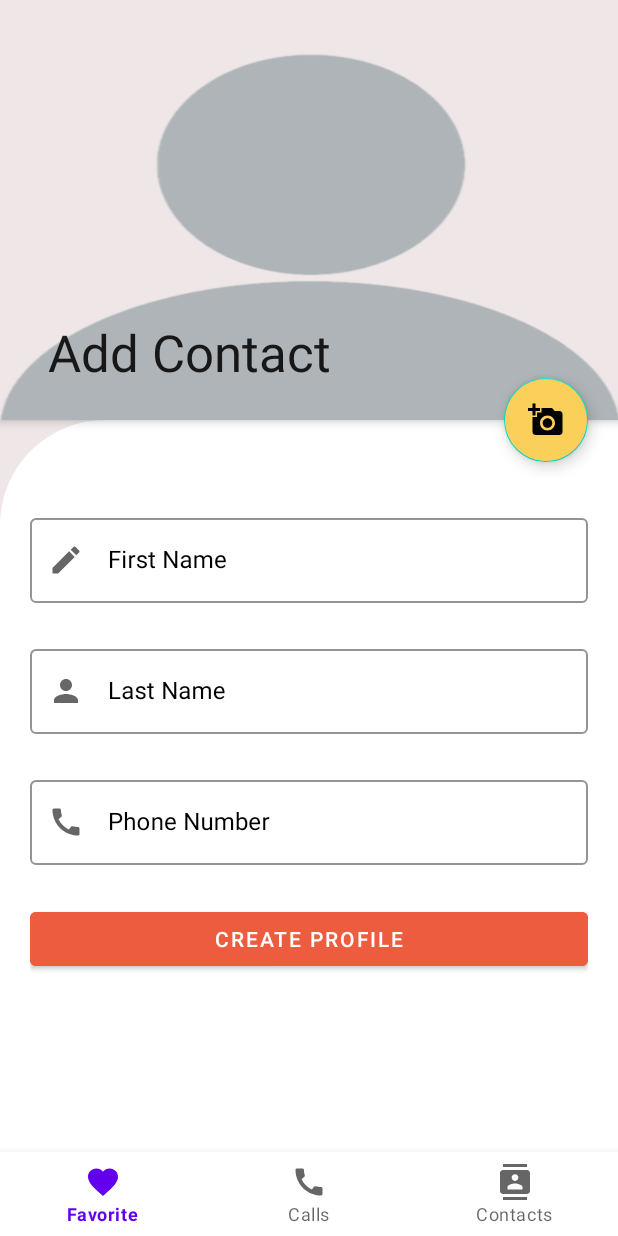
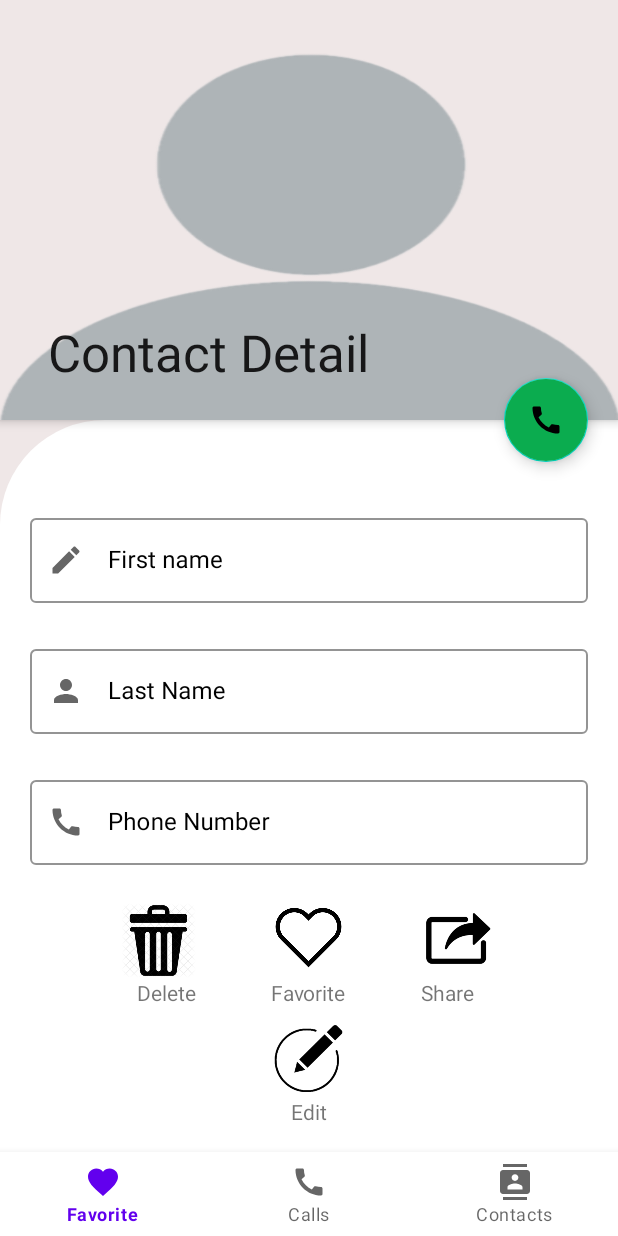
Before and after one commit to Anuj-Rai12/Contact_App, an Android app: the ContactFragment screen opened through its navigation route, after a tap on an icon or button, on a phone screen of 412 x 824 dp. Run offline under Robolectric (Android 15) with nearby library versions, the phone set to English and light mode, and no system bars; our stand-ins replace data binding, navigation-ui; Roboto replaces fonts that are not available here.

Commit message:
Adding the layout  for favorite and Layout to Display the user detail and added calling feature Satatus:Successfully

```diff
--- a/app/src/main/AndroidManifest.xml
+++ b/app/src/main/AndroidManifest.xml
@@ -4,6 +4,7 @@
 
     <uses-permission android:name="android.permission.CAMERA" />
     <uses-permission android:name="android.permission.READ_EXTERNAL_STORAGE" />
+    <uses-permission android:name="android.permission.CALL_PHONE"></uses-permission>
 
     <application
         android:allowBackup="true"
--- a/app/src/main/java/com/example/roomdatabase/MainActivity.kt
+++ b/app/src/main/java/com/example/roomdatabase/MainActivity.kt
@@ -30,6 +30,11 @@ class MainActivity : AppCompatActivity() {
         binding.mybtnNag.setupWithNavController(navController)
     }
 
+    private fun checkCallPermission() = (ActivityCompat.checkSelfPermission(
+        this,
+        Manifest.permission.CALL_PHONE
+    ) == PackageManager.PERMISSION_GRANTED)
+
     private fun checkCameraPermission() =
         (ActivityCompat.checkSelfPermission(
             this,
@@ -48,6 +53,8 @@ class MainActivity : AppCompatActivity() {
             collectAllPermission.add(Manifest.permission.CAMERA)
         if (!checkCameraPermission())
             collectAllPermission.add(Manifest.permission.READ_EXTERNAL_STORAGE)
+        if(!checkCallPermission())
+            collectAllPermission.add(Manifest.permission.CALL_PHONE)
         if (collectAllPermission.isNotEmpty())
             ActivityCompat.requestPermissions(this, collectAllPermission.toTypedArray(), 101)
     }
--- a/app/src/main/java/com/example/roomdatabase/extrafragmentfile/DialerFragment.kt
+++ b/app/src/main/java/com/example/roomdatabase/extrafragmentfile/DialerFragment.kt
@@ -1,12 +1,19 @@
 package com.example.roomdatabase.extrafragmentfile
 
 
+import android.Manifest
+import android.content.Intent
+import android.content.pm.PackageManager
+import android.net.Uri
 import android.os.Bundle
 import android.view.*
 import android.view.animation.AnimationUtils
+import android.widget.Toast
 import androidx.appcompat.app.AppCompatActivity
+import androidx.core.app.ActivityCompat
 import androidx.databinding.DataBindingUtil
 import androidx.fragment.app.Fragment
+import androidx.navigation.findNavController
 import com.example.roomdatabase.R
 import com.example.roomdatabase.databinding.FragmentDailerBinding
 
@@ -19,7 +26,31 @@ class DialerFragment : Fragment() {
         (activity as AppCompatActivity?)!!.supportActionBar!!.hide()
         binding = DataBindingUtil.inflate(inflater, R.layout.fragment_dailer, container, false)
          val blink = AnimationUtils.loadAnimation(activity, R.anim.blink_animation)
-        binding.first.startAnimation(blink)
+         val downToUp = AnimationUtils.loadAnimation(activity, R.anim.down_to_up)
+        //val phoneno=binding.myphoneno.text
+        binding.mycallbutton.startAnimation(blink)
+        binding.circleimg.startAnimation(downToUp)
+        //val namecode=binding.codepicker!!.selectedCountryCode
+       // Toast.makeText(activity, "namecode =$namecode", Toast.LENGTH_SHORT).show()
+        binding.mycallbutton.setOnClickListener {
+
+            if(checkCallPermission())
+            {
+                val intent=Intent(Intent.ACTION_CALL)
+                intent.setData(Uri.parse("tel:+${binding.codepicker!!.selectedCountryCode+binding.myphoneno.text}"))
+                startActivity(intent)
+            }
+            else
+                Toast.makeText(activity, "Call permission not given", Toast.LENGTH_SHORT).show()
+        }
+        binding.backArrow.setOnClickListener { gotcallhistory() }
         return binding.root
     }
+    private fun gotcallhistory()=view?.findNavController()?.navigate(R.id.action_dailerFragment_to_callFragment)
+    private fun checkCallPermission() = (context?.let {
+        ActivityCompat.checkSelfPermission(
+            it,
+            Manifest.permission.CALL_PHONE
+        )
+    } == PackageManager.PERMISSION_GRANTED)
 }
--- /dev/null
+++ b/app/src/main/java/com/example/roomdatabase/extrafragmentfile/DisplayContactFragment.kt
@@ -0,0 +1,26 @@
+package com.example.roomdatabase.extrafragmentfile
+
+import android.os.Bundle
+import androidx.fragment.app.Fragment
+import android.view.LayoutInflater
+import android.view.View
+import android.view.ViewGroup
+import androidx.appcompat.app.AppCompatActivity
+import androidx.databinding.DataBindingUtil
+import com.example.roomdatabase.R
+import com.example.roomdatabase.databinding.FragmentDisplayContactBinding
+
+class DisplayContactFragment : Fragment() {
+
+    private lateinit var binding: FragmentDisplayContactBinding
+    override fun onCreateView(
+        inflater: LayoutInflater, container: ViewGroup?,
+        savedInstanceState: Bundle?
+    ): View {
+        (activity as AppCompatActivity?)!!.supportActionBar!!.hide()
+        binding =
+            DataBindingUtil.inflate(inflater, R.layout.fragment_display_contact, container, false)
+        return binding.root
+    }
+
+}
--- a/app/src/main/java/com/example/roomdatabase/myfragments/ContactFragment.kt
+++ b/app/src/main/java/com/example/roomdatabase/myfragments/ContactFragment.kt
@@ -24,6 +24,6 @@ class ContactFragment : Fragment() {
     }
 
     private fun gotoCreateContact() =
-        view?.findNavController()?.navigate(R.id.action_contactFragment_to_createContactFragment)
+        view?.findNavController()?.navigate(R.id.action_contactFragment_to_displayContactFragment)
 
 }
--- a/app/src/main/java/com/example/roomdatabase/utils/BottomSheetFragment.kt
+++ b/app/src/main/java/com/example/roomdatabase/utils/BottomSheetFragment.kt
@@ -33,14 +33,20 @@ class BottomSheetFragment : BottomSheetDialogFragment() {
         //return super.onCreateView(inflater, container, savedInstanceState)
         binding = DataBindingUtil.inflate(inflater, R.layout.botton_layout, container, false)
         binding.btnopencam.setOnClickListener {
-//            Toast.makeText(activity, "Hello fucker", Toast.LENGTH_SHORT).show()
-            val intent = Intent(MediaStore.ACTION_IMAGE_CAPTURE)
-            startActivityForResult(intent, 111)
+            if (checkCameraPermission()) {
+                val intent = Intent(MediaStore.ACTION_IMAGE_CAPTURE)
+                startActivityForResult(intent, 111)
+            } else
+                Toast.makeText(activity, "Camera Permission not given", Toast.LENGTH_SHORT).show()
 
         }
         binding.btnopengal.setOnClickListener {
-            val intent = Intent(Intent.ACTION_PICK,MediaStore.Images.Media.EXTERNAL_CONTENT_URI)
-            startActivityForResult(intent, 404)
+            if (checkGallery()) {
+                val intent =
+                    Intent(Intent.ACTION_PICK, MediaStore.Images.Media.EXTERNAL_CONTENT_URI)
+                startActivityForResult(intent, 404)
+            } else
+                Toast.makeText(activity, "Gallery Permission not given", Toast.LENGTH_SHORT).show()
         }
         return binding.root
     }
@@ -51,7 +57,8 @@ class BottomSheetFragment : BottomSheetDialogFragment() {
             404 -> {
                 if (resultCode == RESULT_OK) {
                     try {
-                        val inputStream =requireActivity().contentResolver.openInputStream(data?.data!!)
+                        val inputStream =
+                            requireActivity().contentResolver.openInputStream(data?.data!!)
                         val bitmapImage = BitmapFactory.decodeStream(inputStream)
                         Toast.makeText(
                             activity,
@@ -59,7 +66,6 @@ class BottomSheetFragment : BottomSheetDialogFragment() {
                             Toast.LENGTH_SHORT
                         )
                             .show()
-                        /*Further modified status:Failed*/
                     } catch (e: FileNotFoundException) {
                         Toast.makeText(activity, "File not found", Toast.LENGTH_SHORT).show()
                     }
@@ -86,4 +92,11 @@ class BottomSheetFragment : BottomSheetDialogFragment() {
                 Manifest.permission.CAMERA
             )
         } == PackageManager.PERMISSION_GRANTED)
+
+    private fun checkGallery() = (context?.let {
+        ActivityCompat.checkSelfPermission(
+            it,
+            Manifest.permission.READ_EXTERNAL_STORAGE
+        )
+    } == PackageManager.PERMISSION_GRANTED)
 }
--- a/app/src/main/res/anim/blink_animation.xml
+++ b/app/src/main/res/anim/blink_animation.xml
@@ -1,10 +1,5 @@
 <?xml version="1.0" encoding="utf-8"?>
 <set xmlns:android="http://schemas.android.com/apk/res/android">
-    <translate
-        android:duration="1000"
-        android:fromYDelta="100%"
-        android:fromXDelta="0" />
-
     <alpha android:fromAlpha="0.0"
         android:toAlpha="1.0"
         android:interpolator="@android:anim/accelerate_interpolator"
--- a/app/src/main/res/layout/fragment_dailer.xml
+++ b/app/src/main/res/layout/fragment_dailer.xml
@@ -42,7 +42,7 @@
                     android:textStyle="bold" />
 
                 <ImageView
-                    android:id="@+id/first"
+                    android:id="@+id/circleimg"
                     android:layout_width="50dp"
                     android:layout_height="match_parent"
                     android:layout_gravity="center"
@@ -57,6 +57,7 @@
                 android:orientation="vertical">
 
                 <com.hbb20.CountryCodePicker
+                    android:id="@+id/codepicker"
                     android:layout_width="match_parent"
                     android:layout_height="wrap_content"
                     android:layout_marginTop="20dp"
@@ -83,6 +84,7 @@
                     app:startIconDrawable="@drawable/ic_call">
 
                     <com.google.android.material.textfield.TextInputEditText
+                        android:id="@+id/myphoneno"
                         android:layout_width="match_parent"
                         android:layout_height="match_parent"
                         android:inputType="phone" />
@@ -100,6 +102,7 @@
                     android:layout_marginTop="40dp">
 
                     <com.google.android.material.floatingactionbutton.FloatingActionButton
+                        android:id="@+id/mycallbutton"
                         android:layout_width="wrap_content"
                         android:layout_height="wrap_content"
                         android:layout_centerInParent="true"
--- /dev/null
+++ b/app/src/main/res/layout/fragment_display_contact.xml
@@ -0,0 +1,248 @@
+<?xml version="1.0" encoding="utf-8"?>
+<layout xmlns:android="http://schemas.android.com/apk/res/android"
+    xmlns:app="http://schemas.android.com/apk/res-auto"
+    xmlns:tools="http://schemas.android.com/tools">
+
+    <FrameLayout
+        android:layout_width="match_parent"
+        android:layout_height="match_parent"
+        tools:context="com.example.roomdatabase.extrafragmentfile.DisplayContactFragment">
+
+        <androidx.coordinatorlayout.widget.CoordinatorLayout
+            android:layout_width="match_parent"
+            android:layout_height="match_parent"
+            android:background="@color/anujlightred">
+
+            <com.google.android.material.appbar.AppBarLayout
+                android:id="@+id/appbar"
+                android:layout_width="match_parent"
+                android:layout_height="280dp"
+                android:fitsSystemWindows="true">
+
+                <com.google.android.material.appbar.CollapsingToolbarLayout
+                    android:id="@+id/collopse_toolbar"
+                    android:layout_width="match_parent"
+                    android:layout_height="match_parent"
+                    android:background="@color/anujlightred"
+                    android:fitsSystemWindows="true"
+                    app:layout_scrollFlags="scroll|enterAlways"
+                    app:title="Contact Detail">
+
+                    <ImageView
+                        android:id="@+id/myprofile"
+                        android:layout_width="match_parent"
+                        android:layout_height="match_parent"
+                        android:scaleType="fitXY"
+                        app:layout_collapseMode="parallax"
+                        app:layout_collapseParallaxMultiplier="0.7"
+                        app:srcCompat="@drawable/profilepicture" />
+
+                    <androidx.appcompat.widget.Toolbar
+                        android:id="@+id/toolbar"
+                        android:layout_width="match_parent"
+                        android:layout_height="?attr/actionBarSize"
+                        app:layout_collapseMode="pin" />
+                </com.google.android.material.appbar.CollapsingToolbarLayout>
+
+            </com.google.android.material.appbar.AppBarLayout>
+
+            <androidx.core.widget.NestedScrollView
+                android:layout_width="match_parent"
+                android:layout_height="match_parent"
+                android:background="@drawable/layout_bg"
+                app:layout_behavior="com.google.android.material.appbar.AppBarLayout$ScrollingViewBehavior">
+
+                <LinearLayout
+                    android:layout_width="match_parent"
+                    android:layout_height="wrap_content"
+                    android:layout_marginTop="40dp"
+                    android:orientation="vertical"
+                    android:padding="20dp">
+
+                    <com.google.android.material.textfield.TextInputLayout
+                        style="@style/Widget.MaterialComponents.TextInputLayout.OutlinedBox"
+                        android:layout_width="match_parent"
+                        android:layout_height="wrap_content"
+                        android:textColorHint="@color/black"
+                        android:hint="First name"
+                        app:boxStrokeColor="@color/black"
+                        app:boxStrokeWidthFocused="2dp"
+                        app:endIconMode="clear_text"
+                        app:endIconTint="@color/black"
+                        app:hintTextColor="@color/black"
+                        app:startIconDrawable="@drawable/ic_edit">
+
+                        <com.google.android.material.textfield.TextInputEditText
+                            android:id="@+id/firstname"
+                            android:layout_width="match_parent"
+                            android:layout_height="match_parent"
+                            android:focusableInTouchMode="true"
+                            android:cursorVisible="false"
+                            android:focusable="false"
+                            android:inputType="none" />
+                    </com.google.android.material.textfield.TextInputLayout>
+
+                    <com.google.android.material.textfield.TextInputLayout
+                        style="@style/Widget.MaterialComponents.TextInputLayout.OutlinedBox"
+                        android:layout_width="match_parent"
+                        android:layout_height="wrap_content"
+                        android:layout_marginTop="25dp"
+                        android:hint="Last Name"
+                        android:textColorHint="@color/black"
+                        app:boxStrokeColor="@color/black"
+                        app:boxStrokeWidthFocused="2dp"
+                        app:endIconMode="clear_text"
+                        app:endIconTint="@color/black"
+                        app:hintTextColor="@color/black"
+                        app:startIconDrawable="@drawable/ic_baseline_person_24">
+
+                        <com.google.android.material.textfield.TextInputEditText
+                            android:id="@+id/Lastname"
+                            android:layout_width="match_parent"
+                            android:layout_height="match_parent"
+                            android:focusableInTouchMode="true"
+                            android:cursorVisible="false"
+                            android:focusable="false"
+                            android:inputType="none" />
+                    </com.google.android.material.textfield.TextInputLayout>
+
+                    <com.google.android.material.textfield.TextInputLayout
+                        style="@style/Widget.MaterialComponents.TextInputLayout.OutlinedBox"
+                        android:layout_width="match_parent"
+                        android:layout_height="wrap_content"
+                        android:layout_marginTop="25dp"
+                        android:hint="Phone Number"
+                        android:textColorHint="@color/black"
+                        app:boxStrokeColor="@color/black"
+                        app:boxStrokeWidthFocused="2dp"
+                        app:endIconMode="clear_text"
+                        app:endIconTint="@color/black"
+                        app:hintTextColor="@color/black"
+                        app:startIconDrawable="@drawable/ic_call">
+
+                        <com.google.android.material.textfield.TextInputEditText
+                            android:id="@+id/myphoneno"
+                            android:layout_width="match_parent"
+                            android:layout_height="match_parent"
+                            android:focusableInTouchMode="true"
+                            android:cursorVisible="false"
+                            android:focusable="false"
+                            android:inputType="none" />
+                    </com.google.android.material.textfield.TextInputLayout>
+
+                    <LinearLayout
+                        android:layout_width="match_parent"
+                        android:layout_height="wrap_content"
+                        android:paddingTop="20dp">
+
+                        <RelativeLayout
+                            android:layout_width="match_parent"
+                            android:layout_height="match_parent">
+
+                            <View
+                                android:id="@+id/deleteaccount"
+                                android:layout_width="50dp"
+                                android:layout_height="50dp"
+                                android:layout_marginTop="5dp"
+                                android:layout_marginRight="50dp"
+                                android:layout_toLeftOf="@id/favaccount"
+                                android:background="@drawable/deleteicon" />
+
+                            <View
+                                android:id="@+id/favaccount"
+                                android:layout_width="50dp"
+                                android:layout_height="50dp"
+                                android:layout_centerInParent="true"
+                                android:background="@drawable/hearicon" />
+
+                            <View
+                                android:id="@+id/share"
+                                android:layout_width="50dp"
+                                android:layout_height="50dp"
+                                android:background="@drawable/shareicon"
+                                android:layout_toRightOf="@id/favaccount"
+                                android:layout_marginTop="4dp"
+                                android:layout_marginLeft="50dp"
+                                />
+                        </RelativeLayout>
+                    </LinearLayout>
+
+                    <LinearLayout
+                        android:layout_width="match_parent"
+                        android:layout_height="wrap_content">
+
+                        <RelativeLayout
+                            android:layout_width="match_parent"
+                            android:layout_height="match_parent">
+
+                            <TextView
+                                android:id="@+id/titleaccount"
+                                android:layout_width="wrap_content"
+                                android:layout_height="wrap_content"
+                                android:layout_marginRight="50dp"
+                                android:layout_toLeftOf="@id/favtitleaccount"
+                                android:text="Delete" />
+
+                            <TextView
+                                android:id="@+id/favtitleaccount"
+                                android:layout_width="wrap_content"
+                                android:layout_height="wrap_content"
+                                android:layout_centerInParent="true"
+                                android:text="Favorite" />
+                            <TextView
+                                android:layout_width="wrap_content"
+                                android:layout_height="wrap_content"
+                                android:layout_toRightOf="@id/favtitleaccount"
+                                android:text="Share"
+                                android:layout_marginLeft="50dp"
+                                />
+                        </RelativeLayout>
+                    </LinearLayout>
+                    <LinearLayout
+                        android:layout_width="match_parent"
+                        android:layout_height="wrap_content"
+                        android:paddingTop="10dp">
+                        <RelativeLayout
+                            android:layout_width="match_parent"
+                            android:layout_height="match_parent">
+                            <View
+                                android:id="@+id/edit_it"
+                                android:layout_width="50dp"
+                                android:layout_height="50dp"
+                                android:background="@drawable/editonce"
+                                android:layout_centerInParent="true" />
+                        </RelativeLayout>
+                    </LinearLayout>
+                    <LinearLayout
+                        android:layout_width="match_parent"
+                        android:layout_height="wrap_content">
+                        <RelativeLayout
+                            android:layout_width="match_parent"
+                            android:layout_height="match_parent">
+                            <TextView
+                                android:layout_width="wrap_content"
+                                android:layout_height="wrap_content"
+                                android:text="Edit"
+                                android:layout_centerInParent="true"
+                                />
+                        </RelativeLayout>
+                    </LinearLayout>
+                </LinearLayout>
+            </androidx.core.widget.NestedScrollView>
+
+            <com.google.android.material.floatingactionbutton.FloatingActionButton
+                android:id="@+id/myfolationAdd"
+                android:layout_width="wrap_content"
+                android:layout_height="wrap_content"
+                android:layout_margin="20dp"
+                android:backgroundTint="@color/anujgreen"
+                android:baselineAlignBottom="false"
+                android:clickable="true"
+                android:src="@drawable/ic_call"
+                app:fabSize="normal"
+                app:layout_anchor="@id/appbar"
+                app:layout_anchorGravity="end|bottom" />
+        </androidx.coordinatorlayout.widget.CoordinatorLayout>
+
+    </FrameLayout>
+</layout>
--- a/app/src/main/res/layout/fragment_fav.xml
+++ b/app/src/main/res/layout/fragment_fav.xml
@@ -5,10 +5,15 @@
     android:layout_height="match_parent"
     tools:context="com.example.roomdatabase.myfragments.FavFragment">
 
-    <!-- TODO: Update blank fragment layout -->
-    <TextView
+    <RelativeLayout
         android:layout_width="match_parent"
-        android:layout_height="match_parent"
-        android:text="Hello from Favorite" />
+        android:layout_height="match_parent">
 
+        <androidx.recyclerview.widget.RecyclerView
+            android:id="@+id/recyclerView"
+            android:layout_width="match_parent"
+            android:layout_height="match_parent"
+            android:layout_margin="4dp" />
+
+    </RelativeLayout>
 </FrameLayout>
--- a/app/src/main/res/navigation/nav_graph.xml
+++ b/app/src/main/res/navigation/nav_graph.xml
@@ -9,7 +9,15 @@
         android:id="@+id/favFragment"
         android:name="com.example.roomdatabase.myfragments.FavFragment"
         android:label="fragment_fav"
-        tools:layout="@layout/fragment_fav" />
+        tools:layout="@layout/fragment_fav" >
+        <action
+            android:id="@+id/action_favFragment_to_displayContactFragment"
+            app:destination="@id/displayContactFragment"
+            app:enterAnim="@anim/ente_anim"
+            app:exitAnim="@anim/exit_anim"
+            app:popEnterAnim="@anim/pop_enter_anim"
+            app:popExitAnim="@anim/pop_exit_anim" />
+    </fragment>
     <fragment
         android:id="@+id/callFragment"
         android:name="com.example.roomdatabase.myfragments.CallFragment"
@@ -31,6 +39,13 @@
             app:exitAnim="@anim/exit_anim"
             app:popEnterAnim="@anim/pop_enter_anim"
             app:popExitAnim="@anim/pop_exit_anim" />
+        <action
+            android:id="@+id/action_contactFragment_to_displayContactFragment"
+            app:destination="@id/displayContactFragment"
+            app:enterAnim="@anim/ente_anim"
+            app:exitAnim="@anim/exit_anim"
+            app:popEnterAnim="@anim/pop_enter_anim"
+            app:popExitAnim="@anim/pop_exit_anim" />
     </fragment>
     <fragment
         android:id="@+id/dailerFragment"
@@ -39,7 +54,11 @@
         tools:layout="@layout/fragment_dailer" >
         <action
             android:id="@+id/action_dailerFragment_to_callFragment"
-            app:destination="@id/callFragment" />
+            app:destination="@id/callFragment"
+            app:enterAnim="@anim/pop_enter_anim"
+            app:exitAnim="@anim/pop_exit_anim"
+            app:popEnterAnim="@anim/ente_anim"
+            app:popExitAnim="@anim/exit_anim" />
     </fragment>
     <fragment
         android:id="@+id/createContactFragment"
@@ -54,4 +73,14 @@
             app:popEnterAnim="@anim/pop_enter_anim"
             app:popExitAnim="@anim/pop_exit_anim" />
     </fragment>
+    <dialog
+        android:id="@+id/bottomSheetFragment"
+        android:name="com.example.roomdatabase.utils.BottomSheetFragment"
+        android:label="BottomSheetFragment"
+        tools:layout="@layout/botton_layout" />
+    <fragment
+        android:id="@+id/displayContactFragment"
+        android:name="com.example.roomdatabase.extrafragmentfile.DisplayContactFragment"
+        android:label="fragment_display_contact"
+        tools:layout="@layout/fragment_display_contact" />
 </navigation>
```
Also changed, not shown: app/src/main/res/anim/down_to_up.xml (added, +7 -0 lines), app/src/main/res/drawable-v24/deleteicon.png (added), app/src/main/res/drawable-v24/hearicon.png (added), app/src/main/res/drawable-v24/shareicon.png (added), app/src/main/res/drawable/editonce.png (added).
